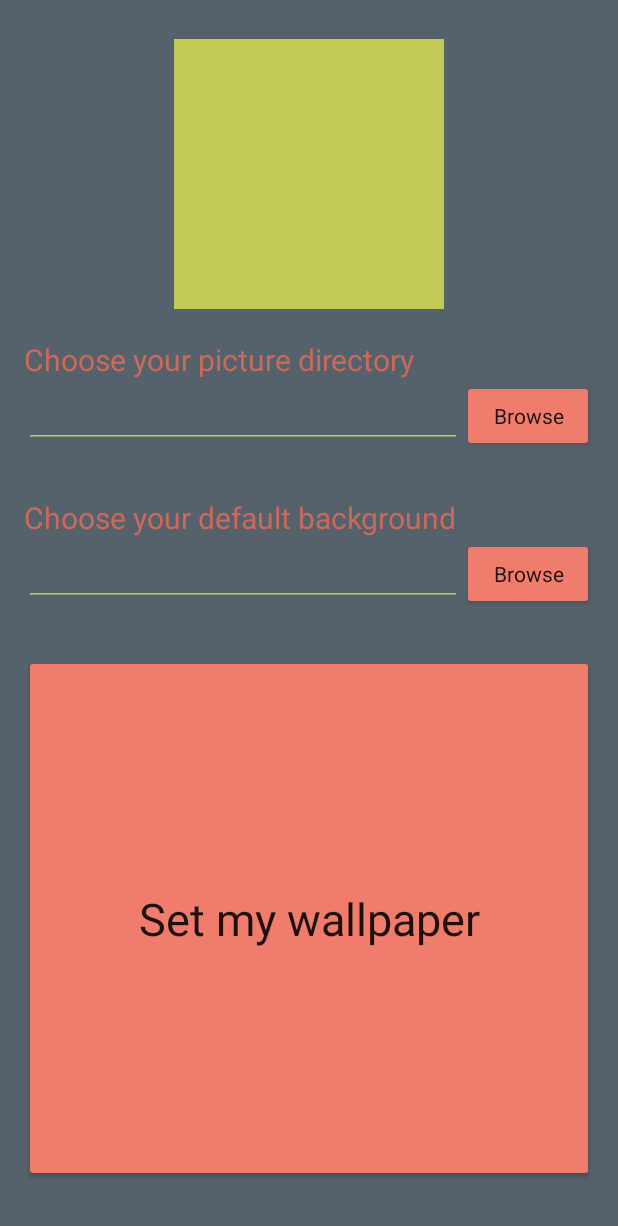
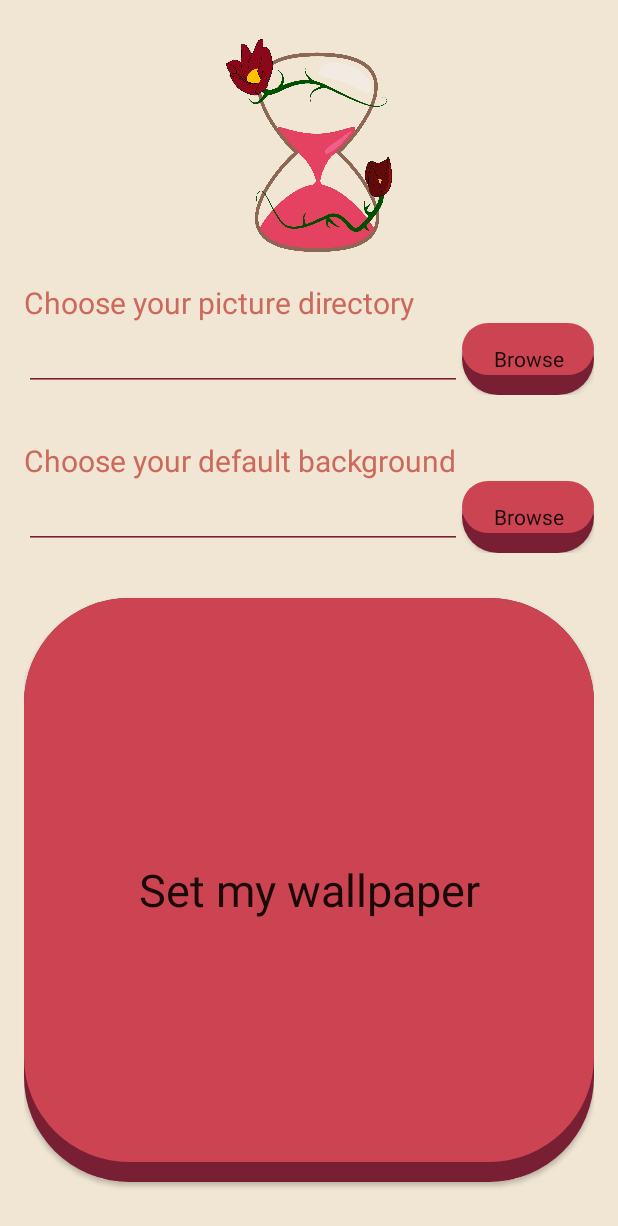
Before and after one commit to Sag0ld/Background_stories, an Android app: the screen it shows after launch (MainActivity), on a phone screen of 412 x 824 dp. Shown: the top 1226 px of the screen. Run offline under Robolectric (Android 15) with nearby library versions, the phone set to English and light mode, and no system bars.

Commit message:
premiere essaie de logo

```diff
--- a/app/src/main/AndroidManifest.xml
+++ b/app/src/main/AndroidManifest.xml
@@ -9,7 +9,7 @@
     <application
         android:theme="@style/Theme.Design.Light"
         android:allowBackup="true"
-        android:icon="@mipmap/ic_launcher"
+        android:icon="@drawable/story_teller"
         android:label="@string/app_name"
         android:supportsRtl="true">
         <activity android:name=".MainActivity">
--- a/app/src/main/java/com/sag0ld/background_stories/MainActivity.java
+++ b/app/src/main/java/com/sag0ld/background_stories/MainActivity.java
@@ -101,7 +101,7 @@ public class MainActivity extends Activity {
         // Set the alarm to start at midnight
         Calendar calendar = Calendar.getInstance();
         calendar.setTimeInMillis(System.currentTimeMillis());
-        calendar.set(Calendar.HOUR_OF_DAY, 24);
+        calendar.set(Calendar.HOUR_OF_DAY, 0);
         calendar.set(Calendar.MINUTE, 0);
 
         alarmManager.setRepeating(AlarmManager.RTC_WAKEUP, calendar.getTimeInMillis(),
--- /dev/null
+++ b/app/src/main/res/drawable/rounded_button.xml
@@ -0,0 +1,29 @@
+<?xml version="1.0" encoding="utf-8"?>
+
+<!-- Bottom 2dp Shadow -->
+<layer-list xmlns:android="http://schemas.android.com/apk/res/android">
+
+    <!-- Bottom 2dp Shadow -->
+    <item>
+        <shape  android:shape="rectangle">
+            <solid android:color="@color/colorLineEditText" />
+            <corners android:radius="70dp" />
+
+        </shape>
+    </item>
+
+    <!-- White Top color -->
+    <item android:bottom="20px">
+
+        <shape  android:shape="rectangle">
+
+            <solid android:color="@color/colorButton" />
+            <corners android:radius="70dp" />
+
+
+        </shape>
+
+    </item>
+
+
+</layer-list>
--- a/app/src/main/res/layout/activity_main.xml
+++ b/app/src/main/res/layout/activity_main.xml
@@ -15,14 +15,14 @@
     android:background="@color/backgroundColor">
 
     <ImageView
-        android:layout_width="wrap_content"
-        android:layout_height="wrap_content"
-        app:srcCompat="@drawable/background_stories"
+        android:layout_width="111dp"
+        android:layout_height="142dp"
         android:id="@+id/imageView3"
-        android:background="@drawable/background_stories"
+        android:background="@drawable/story_teller"
         android:layout_gravity="center"
         android:layout_marginBottom="10dp"
-        android:layout_marginTop="10dp" />
+        android:layout_marginTop="10dp"
+        android:tintMode="multiply" />
 
     <TableLayout
         android:layout_width="match_parent"
@@ -66,7 +66,7 @@
                 android:layout_height="wrap_content"
                 android:id="@+id/buttonFindFolder"
                 android:textAppearance="@style/TextAppearance.AppCompat.Body1"
-                android:backgroundTint="@color/colorButton" />
+                android:background="@drawable/rounded_button"/>
         </TableRow>
         <TableRow>
 
@@ -103,8 +103,7 @@
                 android:layout_height="wrap_content"
                 android:id="@+id/btnBrowsePicture"
                 android:textAppearance="@style/TextAppearance.AppCompat.Body1"
-                android:backgroundTint="@color/colorButton"
-                style="?attr/buttonStyle" />
+                android:background="@drawable/rounded_button" />
         </TableRow>
 
     </TableLayout>
@@ -115,12 +114,11 @@
         android:id="@+id/btnDone"
         android:layout_marginTop="30dp"
         android:layout_marginBottom="20sp"
-        style="?attr/buttonStyle"
-        android:backgroundTint="@color/colorButton"
         android:layout_gravity="center_vertical|center_horizontal"
         android:layout_height="match_parent"
         android:textAppearance="@style/TextAppearance.AppCompat.Body1"
-        android:textSize="30sp" />
+        android:textSize="30sp"
+        android:background="@drawable/rounded_button"/>
 
     <Button
         android:text="Browse"
--- a/app/src/main/res/values/colors.xml
+++ b/app/src/main/res/values/colors.xml
@@ -2,10 +2,10 @@
 <resources>
     <color name="colorPrimary">#3F51B5</color>
     <color name="colorPrimaryDark">#303F9F</color>
-    <color name="colorAccent">#FF4081</color>
-    <color name="colorButton">#f07c6c</color>
+    <color name="colorAccent">#ff4081</color>
+    <color name="colorButton">#CC4452</color>
     <color name="colorTitle">#cc695c</color>
-    <color name="backgroundColor">#56626b</color>
-    <color name="colorLineEditText">#c0ca55</color>
-    <color name="colorTextListView">#fefefe</color>
+    <color name="backgroundColor">#F1E6D4</color>
+    <color name="colorLineEditText">#791F33</color>
+    <color name="colorTextListView">#723147</color>
 </resources>
--- a/app/src/main/res/values/styles.xml
+++ b/app/src/main/res/values/styles.xml
@@ -7,5 +7,4 @@
         <item name="colorPrimaryDark">@color/colorPrimaryDark</item>
         <item name="colorAccent">@color/colorLineEditText</item>
     </style>
-
 </resources>
```
Also changed, not shown: app/src/main/java/com/sag0ld/background_stories/DirectoryArrayAdapter.java (+18 -7 lines), app/src/main/res/drawable/cursor.xml (deleted, +0 -7 lines), app/src/main/res/layout/item_list.xml (+10 -1 lines), app/src/main/res/values/strings.xml (+3 -4 lines), app/src/main/res/drawable/background_stories.png (deleted), app/src/main/res/drawable/story_teller.png (added).
